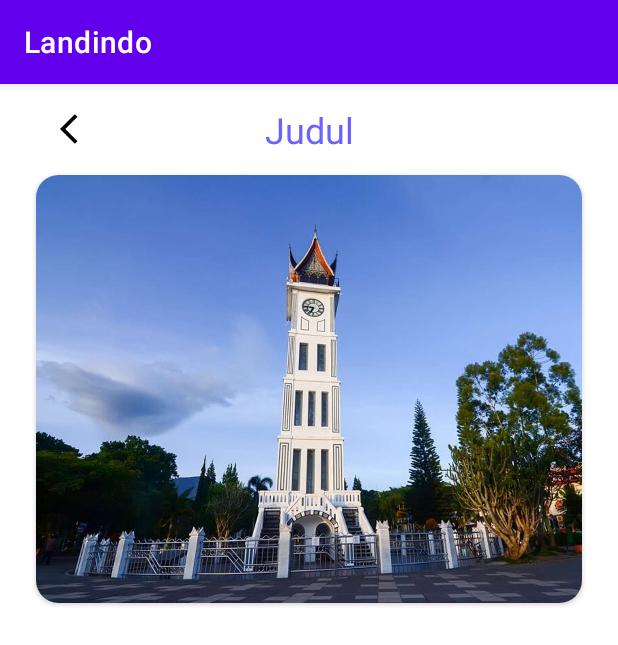
After one commit to TDCPaciato/All-in-Parlay, an Android app: the DeskripsiActivity screen opened directly, with no data from a screen before it, on a phone screen of 412 x 824 dp. The commit adds this screen. Shown: the top 645 px of the screen. Run offline under Robolectric (Android 15) with nearby library versions, the phone set to English and light mode, and no system bars.

Commit message:
membuat layout pulau & diskripsi

```diff
--- /dev/null
+++ b/Landindo/app/src/main/java/allin/if5b/landindo/Activities/DeskripsiActivity.java
@@ -0,0 +1,18 @@
+package allin.if5b.landindo.Activities;
+
+import androidx.appcompat.app.AppCompatActivity;
+
+import android.os.Bundle;
+
+import allin.if5b.landindo.databinding.ActivityDeskripsiBinding;
+
+public class DeskripsiActivity extends AppCompatActivity {
+    private ActivityDeskripsiBinding binding;
+
+    @Override
+    protected void onCreate(Bundle savedInstanceState) {
+        super.onCreate(savedInstanceState);
+        binding = ActivityDeskripsiBinding.inflate(getLayoutInflater());
+        setContentView(binding.getRoot());
+    }
+}
--- /dev/null
+++ b/Landindo/app/src/main/res/drawable/ic_arrow_back_24.xml
@@ -0,0 +1,5 @@
+<vector android:autoMirrored="true" android:height="24dp"
+    android:tint="#000000" android:viewportHeight="24"
+    android:viewportWidth="24" android:width="24dp" xmlns:android="http://schemas.android.com/apk/res/android">
+    <path android:fillColor="@android:color/white" android:pathData="M11.67,3.87L9.9,2.1 0,12l9.9,9.9 1.77,-1.77L3.54,12z"/>
+</vector>
--- /dev/null
+++ b/Landindo/app/src/main/res/layout/activity_deskripsi.xml
@@ -0,0 +1,65 @@
+<?xml version="1.0" encoding="utf-8"?>
+<androidx.constraintlayout.widget.ConstraintLayout xmlns:android="http://schemas.android.com/apk/res/android"
+    xmlns:app="http://schemas.android.com/apk/res-auto"
+    xmlns:tools="http://schemas.android.com/tools"
+    android:layout_width="match_parent"
+    android:layout_height="match_parent"
+    tools:context=".Activities.DeskripsiActivity"
+    android:padding="14dp">
+
+    <TextView
+        android:id="@+id/title"
+        android:layout_width="wrap_content"
+        android:layout_height="wrap_content"
+        android:text="Judul"
+        android:textColor="#6C63FF"
+        android:textSize="24sp"
+        app:layout_constraintBottom_toBottomOf="parent"
+        app:layout_constraintEnd_toEndOf="parent"
+        app:layout_constraintStart_toStartOf="parent"
+        app:layout_constraintTop_toTopOf="parent"
+        app:layout_constraintVertical_bias="0.0" />
+
+    <ImageView
+        android:id="@+id/back_toHome"
+        android:layout_marginTop="4dp"
+        android:layout_width="wrap_content"
+        android:layout_height="wrap_content"
+        android:src="@drawable/ic_arrow_back_24"
+        app:layout_constraintBottom_toBottomOf="parent"
+        app:layout_constraintEnd_toEndOf="parent"
+        app:layout_constraintHorizontal_bias="0.073"
+        app:layout_constraintStart_toStartOf="parent"
+        app:layout_constraintTop_toTopOf="parent"
+        app:layout_constraintVertical_bias="0.0" />
+
+    <androidx.cardview.widget.CardView
+        android:id="@+id/card"
+        android:layout_width="wrap_content"
+        app:layout_constraintStart_toStartOf="parent"
+        app:layout_constraintTop_toBottomOf="@id/title"
+        app:layout_constraintEnd_toEndOf="parent"
+        android:layout_height="wrap_content"
+        android:layout_marginTop="14dp"
+        app:cardCornerRadius="15dp">
+
+        <ImageView
+            android:id="@+id/ivDetail1"
+            android:layout_width="364dp"
+            android:layout_height="285dp"
+            android:src="@drawable/jam_gadang"
+            android:scaleType="fitXY"/>
+    </androidx.cardview.widget.CardView>
+
+    <TextView
+        android:id="@+id/tvDetail3"
+        android:layout_width="wrap_content"
+        android:layout_height="wrap_content"
+        android:textSize="24sp"
+        app:layout_constraintStart_toStartOf="@id/card"
+        app:layout_constraintTop_toBottomOf="@id/card"
+        android:layout_marginTop="16dp"
+        tools:text="Nama Lokasi" />
+
+
+</androidx.constraintlayout.widget.ConstraintLayout>
--- a/Landindo/app/src/main/res/layout/activity_main.xml
+++ b/Landindo/app/src/main/res/layout/activity_main.xml
@@ -194,7 +194,4 @@
     </LinearLayout>
 
 
-
-
-
 </ScrollView>
```
Also changed, not shown: Landindo/app/src/main/AndroidManifest.xml (+15 -8 lines), Landindo/app/src/main/res/layout/activity_pulau.xml (+61 -2 lines).
